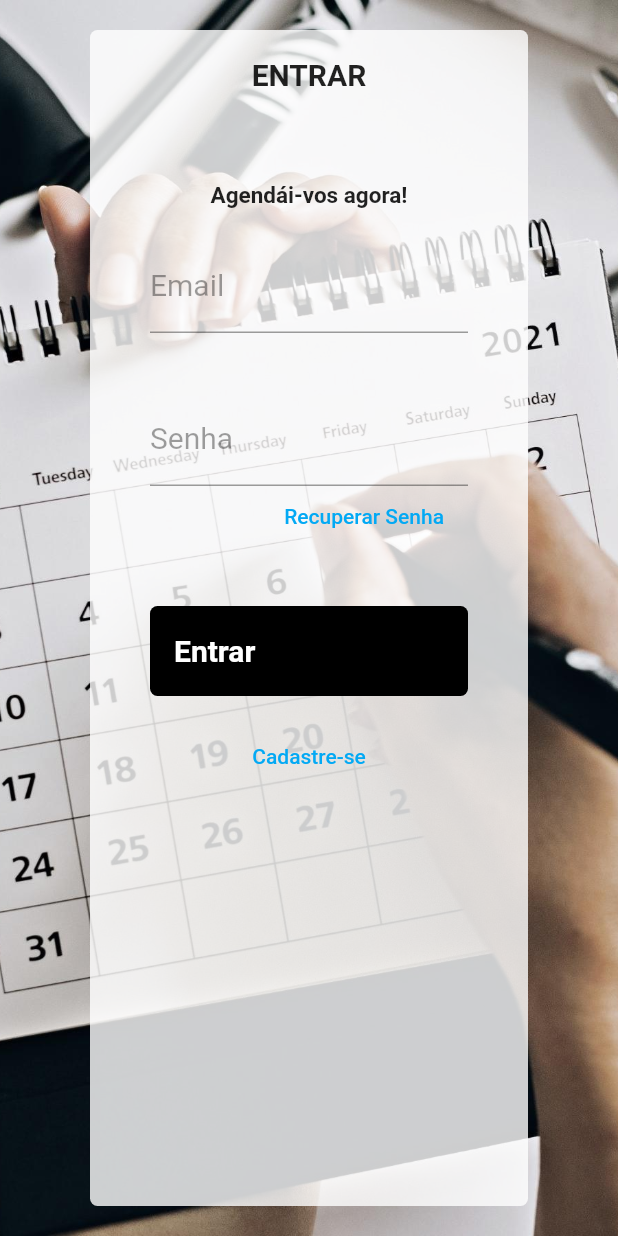
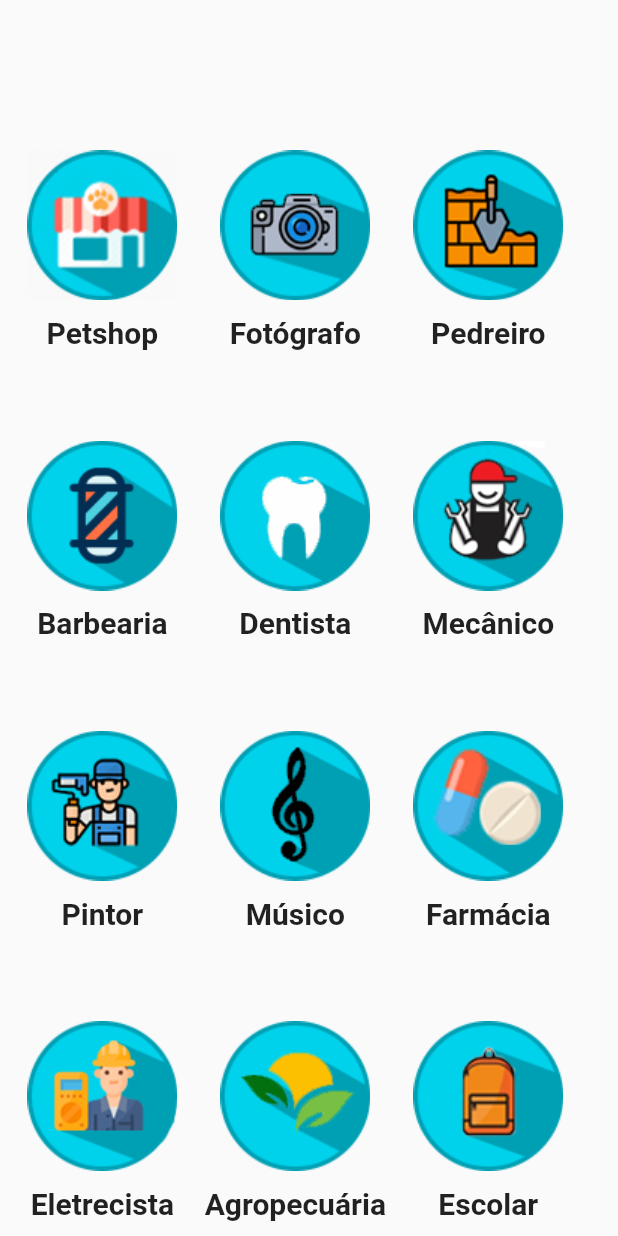
Before and after one commit to jonathajunkes/agendaai, a Flutter app: the screen it shows after launch, on a phone screen of 412 x 824 dp. Run offline on Flutter 3.47's test engine with Material 2 defaults, Android fonts, the phone set to English and light mode, and no system bars; our stand-ins replace firebase_database; accounts and stored records are empty.

Commit message:
Home page

```diff
--- a/lib/configs/firebase.dart
+++ b/lib/configs/firebase.dart
@@ -2,7 +2,7 @@ import 'dart:convert';
 import 'package:http/http.dart' as http;
 import 'package:crypto/crypto.dart';
 import 'package:firebase_database/firebase_database.dart';
-import 'package:cpfcnpj/cpfcnpj.dart';
+//import 'package:cpfcnpj/cpfcnpj.dart';
 
 class Firebase {
   final dbRef = FirebaseDatabase.instance;
@@ -96,7 +96,7 @@ class Firebase {
     return validar;
   }
 
-  bool validarCPF(String cpf){
+  /*bool validarCPF(String cpf){
     return CPF.isValid(cpf);
   }
   bool validarCNPJ(String cnpj){
@@ -117,5 +117,5 @@ class Firebase {
     RegExp regExp = new RegExp(p);
 
     return regExp.hasMatch(em);
-  }
+  }*/
 }
--- a/lib/main.dart
+++ b/lib/main.dart
@@ -1,5 +1,7 @@
 import 'package:flutter/material.dart';
 import 'pages/login_page.dart';
+import 'pages/home.dart';
+import 'pages/cadastroEmpresa.dart';
 
 void main() => runApp(MyApp());
 
@@ -13,7 +15,7 @@ class MyApp extends StatelessWidget {
       theme: ThemeData(
         primarySwatch: Colors.lightBlue,
       ),
-      home: LoginPage(),
+      home: home(),
     );
   }
 }
--- /dev/null
+++ b/lib/pages/home.dart
@@ -0,0 +1,249 @@
+import 'package:flutter/material.dart';
+import '../../configs/firebase.dart';
+
+class  home extends StatelessWidget {
+  Firebase firebase = Firebase();
+
+  @override
+  Widget build(BuildContext context) {
+    return Scaffold(
+      body:Row(
+        mainAxisAlignment: MainAxisAlignment.spaceEvenly,
+        // or Row or Wrap
+        children: [
+          Column(
+            mainAxisAlignment: MainAxisAlignment.spaceEvenly,
+            children: [
+              const SizedBox(
+                height: 80,
+              ),
+              Image.asset(
+                'assets/1.png',
+                height: 100,
+                width: 100,
+              ),
+              const Text(
+                "Petshop",
+                style: TextStyle(
+                  fontWeight: FontWeight.bold,
+                  fontSize: 20,
+                ),
+                textAlign: TextAlign.right,
+              ),
+              const SizedBox(
+                height: 40,
+              ),
+              Image.asset(
+                'assets/2.png',
+                height: 100,
+                width: 100,
+              ),
+              const Text(
+                "Barbearia",
+                style: TextStyle(
+                  fontWeight: FontWeight.bold,
+                  fontSize: 20,
+                ),
+                textAlign: TextAlign.right,
+              ),
+              const SizedBox(
+                height: 40,
+              ),
+              Image.asset(
+                'assets/3.png',
+                height: 100,
+                width: 100,
+              ),
+              const Text(
+                "Pintor",
+                style: TextStyle(
+                  fontWeight: FontWeight.bold,
+                  fontSize: 20,
+                ),
+                textAlign: TextAlign.right,
+              ),
+              const SizedBox(
+                height: 40,
+              ),
+              Image.asset(
+                'assets/4.png',
+                height: 100,
+                width: 100,
+              ),
+              const Text(
+                "Eletrecista",
+                style: TextStyle(
+                  fontWeight: FontWeight.bold,
+                  fontSize: 20,
+                ),
+                textAlign: TextAlign.right,
+              ),
+            ],
+          ),
+          Column(
+            mainAxisAlignment: MainAxisAlignment.spaceEvenly,
+            children: [
+              const SizedBox(
+                height: 80,
+              ),
+              Image.asset(
+                'assets/5.png',
+                height: 100,
+                width: 100,
+              ),
+              const Text(
+                "Fotógrafo",
+                style: TextStyle(
+                  fontWeight: FontWeight.bold,
+                  fontSize: 20,
+                ),
+                textAlign: TextAlign.right,
+              ),
+              const SizedBox(
+                height: 40,
+              ),
+              Image.asset(
+                'assets/6.png',
+                height: 100,
+                width: 100,
+              ),
+              const Text(
+                "Dentista",
+                style: TextStyle(
+                  fontWeight: FontWeight.bold,
+                  fontSize: 20,
+                ),
+                textAlign: TextAlign.right,
+              ),
+              const SizedBox(
+                height: 40,
+              ),
+              Image.asset(
+                'assets/7.png',
+                height: 100,
+                width: 100,
+              ),
+              const Text(
+                "Músico",
+                style: TextStyle(
+                  fontWeight: FontWeight.bold,
+                  fontSize: 20,
+                ),
+                textAlign: TextAlign.right,
+              ),
+              const SizedBox(
+                height: 40,
+              ),
+              Image.asset(
+                'assets/8.png',
+                height: 100,
+                width: 100,
+              ),
+              const Text(
+                "Agropecuária",
+                style: TextStyle(
+                  fontWeight: FontWeight.bold,
+                  fontSize: 20,
+                ),
+                textAlign: TextAlign.right,
+              ),
+            ],
+          ),
+          Column(
+            mainAxisAlignment: MainAxisAlignment.spaceEvenly,
+            children: [
+              const SizedBox(
+                height: 80,
+              ),
+              Image.asset(
+                'assets/9.png',
+                height: 100,
+                width: 100,
+              ),
+              const Text(
+                "Pedreiro",
+                style: TextStyle(
+                  fontWeight: FontWeight.bold,
+                  fontSize: 20,
+                ),
+                textAlign: TextAlign.right,
+              ),
+              const SizedBox(
+                height: 40,
+              ),
+              Image.asset(
+                'assets/10.png',
+                height: 100,
+                width: 100,
+              ),
+              const Text(
+                "Mecânico",
+                style: TextStyle(
+                  fontWeight: FontWeight.bold,
+                  fontSize: 20,
+                ),
+                textAlign: TextAlign.right,
+              ),
+              const SizedBox(
+                height: 40,
+              ),
+              Image.asset(
+                'assets/11.png',
+                height: 100,
+                width: 100,
+              ),
+              const Text(
+                "Farmácia",
+                style: TextStyle(
+                  fontWeight: FontWeight.bold,
+                  fontSize: 20,
+                ),
+                textAlign: TextAlign.right,
+              ),
+              const SizedBox(
+                height: 40,
+              ),
+              Image.asset(
+                'assets/12.png',
+                height: 100,
+                width: 100,
+              ),
+              const Text(
+                "Escolar",
+                style: TextStyle(
+                  fontWeight: FontWeight.bold,
+                  fontSize: 20,
+                ),
+                textAlign: TextAlign.right,
+              ),
+            ],
+          ),
+          const SizedBox(
+            height: 80,
+          ),
+          /*Column(
+                mainAxisAlignment: MainAxisAlignment.spaceEvenly,
+                children: [
+                  Image.asset(
+                    'assets/categorias.jpeg',
+                    height: 120,
+                    width: 120,
+                  ),
+                  Image.asset(
+                    'assets/categorias.jpeg',
+                    height: 120,
+                    width: 120,
+                  ),
+                  Image.asset(
+                    'assets/categorias.jpeg',
+                    height: 120,
+                    width: 120,
+                  ),
+                ],
+              ),*/
+        ],
+      ),
+
+    );
+  }
+}
```
Also changed, not shown: assets/1.png (added), assets/10.png (added), assets/11.png (added), assets/12.png (added), assets/2.png (added), assets/3.png (added), assets/4.png (added), assets/5.png (added), assets/6.png (added), assets/7.png (added), assets/8.png (added), assets/9.png (added), assets/categorias.jpeg (added).
